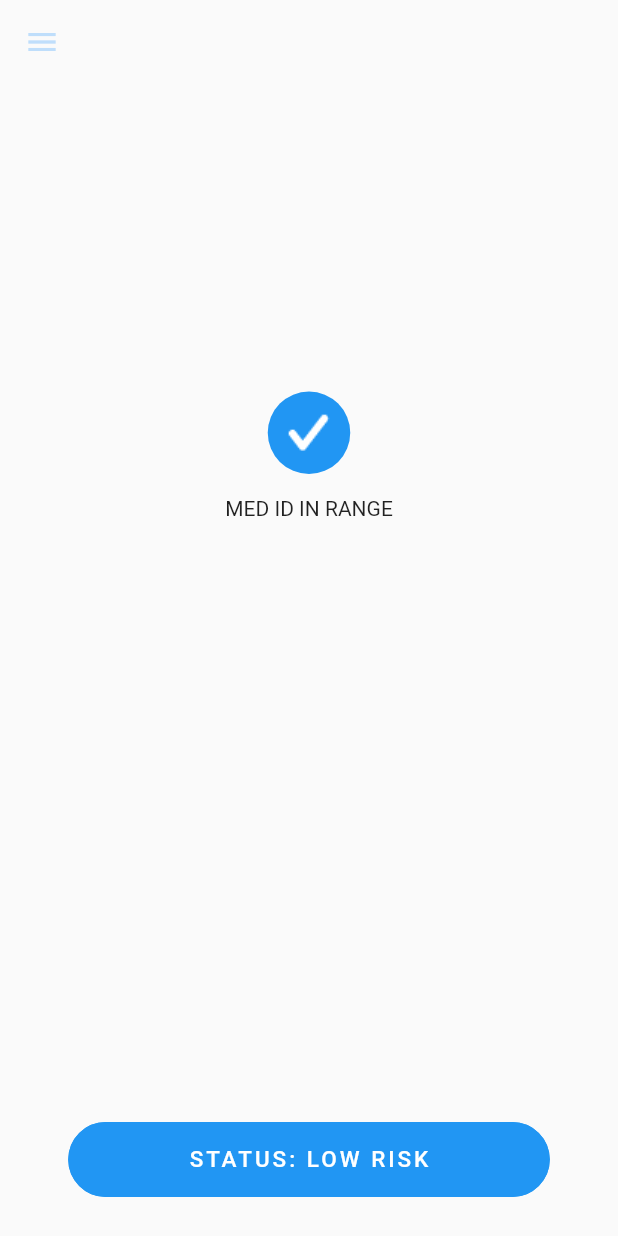
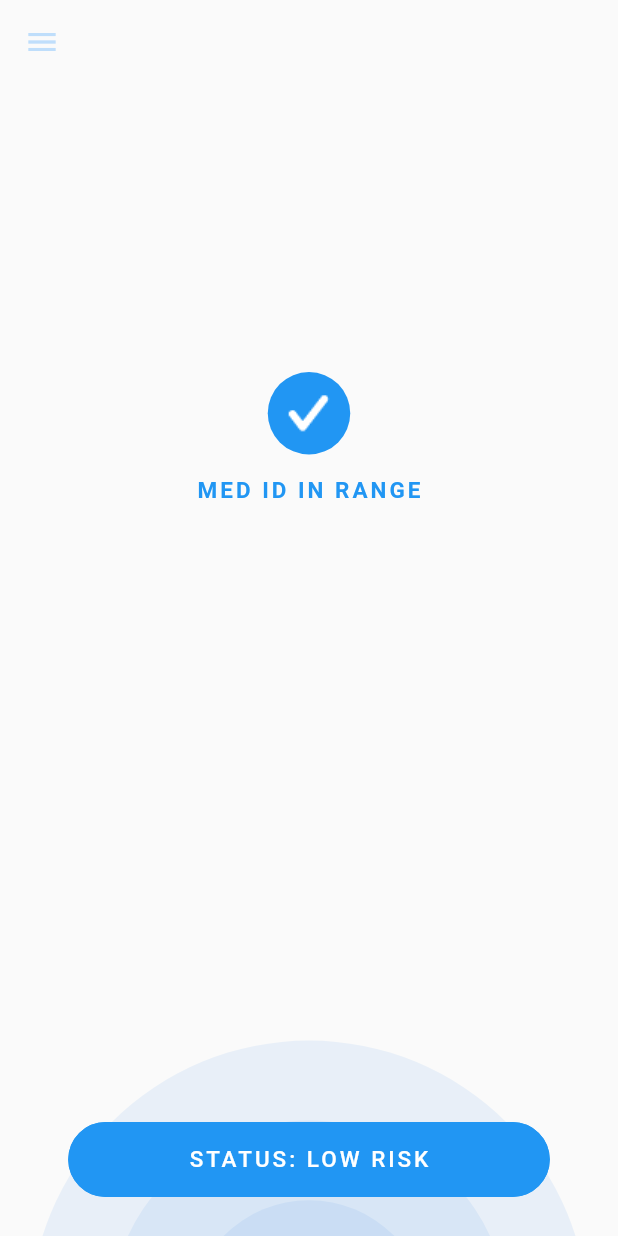
Before and after one commit to bb10789/MED-ID_APP, a Flutter app: the InRange screen opened by its route, on a phone screen of 412 x 824 dp. Run offline on Flutter 3.47's test engine with Material 2 defaults, Android fonts, the phone set to English and light mode, and no system bars; our stand-ins replace firebase_auth, hexcolor, lottie; accounts and stored records are empty; Roboto replaces fonts that are missing (OpenSans).

Commit message:
Updated flutter

```diff
--- a/lib/pages/InRange.dart
+++ b/lib/pages/InRange.dart
@@ -1,46 +1,55 @@
 import 'package:flutter/cupertino.dart';
 import "package:flutter/material.dart";
 import "package:med_id/utilities/constants.dart";
+import 'package:lottie/lottie.dart';
 
 class InRange extends StatelessWidget {
   @override
   Widget build(BuildContext context) {
+    var screenHeight = MediaQuery.of(context).size.height;
+    var screenWidth = MediaQuery.of(context).size.width;
     return Scaffold(
         appBar: hamburgerBlue(context),
         drawer: Drawer(
-        child: Text("Drawer")
+          child:ListView(
+            padding: EdgeInsets.zero,
+            children: <Widget>[
+              DrawerHeader(
+                child: Container(
+                  child: Column(
+                    children: <Widget>[
+
+                    ],
+                  )
+                )
               ),
-      body: Padding(
-        padding: const EdgeInsets.all(26.0),
-        child: Stack(
-            fit:StackFit.expand,
-            children: <Widget> [
+              ListTile(
+                title: Text("Logout")
+              )
+            ],
+          )
+        ),
+        body: Stack(fit: StackFit.expand, children: <Widget>[
           FractionalTranslation(
             translation: Offset(0.0, 0.25),
             child: Column(
               children: <Widget>[
-                Container(
-                  width: 55,
-                  height: 55,
-                  decoration: BoxDecoration(
-                    color: Colors.blue,
-                    shape: BoxShape.circle
-                  ),
-                  child: Image.asset("assets/check.png")
-                ),
+                blueCheck(),
                 SizedBox(height: 15),
-                Text("MED ID IN RANGE"),
-
+                kText("MED ID IN RANGE", color: Colors.blue),
               ],
             ),
           ),
-              Align(
+          Positioned(
+              top: MediaQuery.of(context).size.height - screenHeight / 2,
+              child: Lottie.asset("assets/blue-circle.json",
+                  width: screenWidth, height: screenHeight)),
+          Padding(
+            padding: const EdgeInsets.all(26.0),
+            child: Align(
                 alignment: Alignment.bottomCenter,
-                  child: navButton("STATUS: LOW RISK", context, "")
-              )
-    ]
+                child: navButton("STATUS: LOW RISK", context, "")),
           ),
-      )
-    );
+        ]));
   }
 }
--- a/lib/pages/VertScreen.dart
+++ b/lib/pages/VertScreen.dart
@@ -57,7 +57,7 @@ class VertScreen extends StatelessWidget {
                     child: _textFields(),
                   ),
                   Align( alignment: Alignment.bottomCenter,
-                      child: navButton("NEXT", context, "")),
+                      child: navButton("NEXT", context, "/inRangeScreen")),
                 ],
               ))),
     );
--- a/lib/utilities/constants.dart
+++ b/lib/utilities/constants.dart
@@ -55,7 +55,7 @@ Widget kText(String data,
       Color color = Colors.white}) {
   return Text(data,
       style:
-      TextStyle(fontSize: fontSize, fontFamily: fontFamily, color: color, letterSpacing: 2),);
+      TextStyle(fontSize: fontSize, fontFamily: fontFamily, color: color, letterSpacing: 2,  fontWeight: FontWeight.w700),);
 }
 
 final mhintTextStyle = TextStyle(
@@ -113,3 +113,12 @@ Widget hamburgerBlue(BuildContext context) {
       )
   );
 }
+
+Widget blueCheck() {
+  return Container(
+      width: 55,
+      height: 55,
+      decoration: BoxDecoration(
+          color: Colors.blue, shape: BoxShape.circle),
+      child: Image.asset("assets/check.png"));
+}
--- a/pubspec.yaml
+++ b/pubspec.yaml
@@ -59,6 +59,7 @@ flutter:
     - assets/logo.png
     - assets/logo_blue.png
     - assets/check.png
+    - assets/checkMark.json
 
   # An image asset can refer to one or more resolution-specific "variants", see
   # https://flutter.dev/assets-and-images/#resolution-aware.
```
Also changed, not shown: assets/checkMark.json (added, +1 -0 lines), lib/main.dart (+10 -10 lines), lib/pages/Finding.dart (+27 -9 lines). Lines whose indentation alone changed are shown as unchanged.
